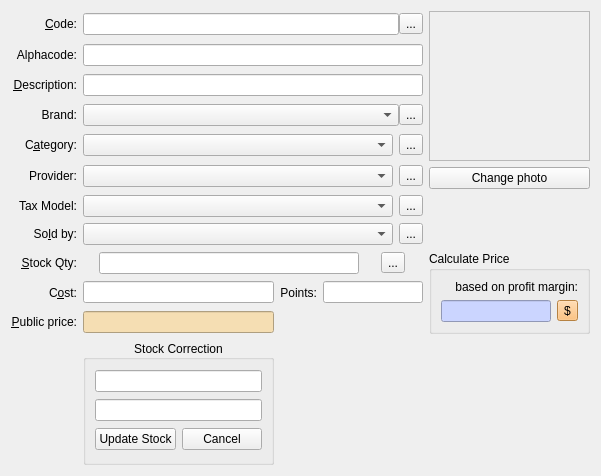
The window that squeeze/src/ui/producteditor.ui (miguelchavez/lemonpos) describes before a commit, drawn with Qt 5.
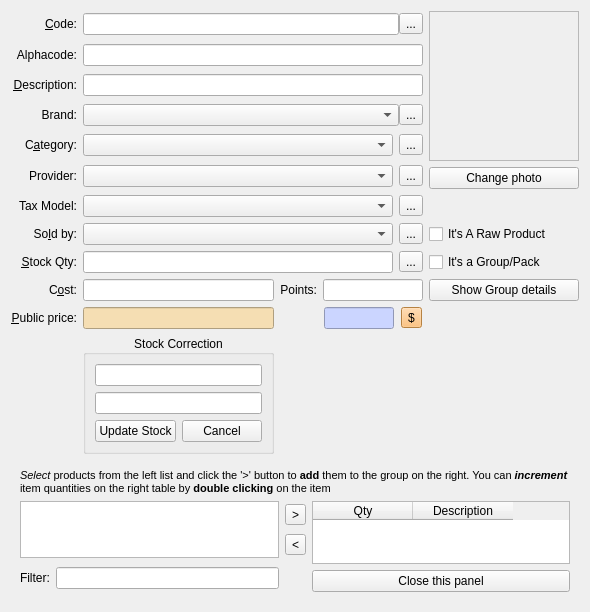
The same window after the commit. Custom widgets are drawn as their Qt base class.

Commit message: Updating/merging ProductEditor. New fields added.

Patch:
```diff
--- a/squeeze/src/ui/producteditor.ui
+++ b/squeeze/src/ui/producteditor.ui
@@ -6,8 +6,8 @@
    <rect>
     <x>0</x>
     <y>0</y>
-    <width>593</width>
-    <height>476</height>
+    <width>576</width>
+    <height>493</height>
    </rect>
   </property>
   <property name="sizePolicy">
@@ -19,7 +19,7 @@
   <property name="windowTitle">
    <string>Product Editor</string>
   </property>
-  <layout class="QGridLayout" name="gridLayout_2">
+  <layout class="QGridLayout" name="gridLayout">
    <item row="0" column="0">
     <widget class="QLabel" name="label_5">
      <property name="sizePolicy">
@@ -432,6 +432,13 @@
      </item>
     </layout>
    </item>
+   <item row="7" column="4">
+    <widget class="QCheckBox" name="chIsARaw">
+     <property name="text">
+      <string>It's A Raw Product</string>
+     </property>
+    </widget>
+   </item>
    <item row="8" column="0">
     <widget class="QLabel" name="labelStockQty">
      <property name="sizePolicy">
@@ -469,7 +476,7 @@
        </property>
        <property name="maximumSize">
         <size>
-         <width>260</width>
+         <width>16777215</width>
          <height>16777215</height>
         </size>
        </property>
@@ -490,431 +497,11 @@
      </item>
     </layout>
    </item>
-   <item row="8" column="4" rowspan="3">
-    <widget class="QGroupBox" name="groupBox">
-     <property name="title">
-      <string>Calculate Price</string>
+   <item row="8" column="4">
+    <widget class="QCheckBox" name="chIsAGroup">
+     <property name="text">
+      <string>It's a Group/Pack</string>
      </property>
-     <layout class="QGridLayout" name="gridLayout">
-      <item row="0" column="0" colspan="2">
-       <widget class="QLabel" name="label_3">
-        <property name="sizePolicy">
-         <sizepolicy hsizetype="Minimum" vsizetype="Preferred">
-          <horstretch>0</horstretch>
-          <verstretch>0</verstretch>
-         </sizepolicy>
-        </property>
-        <property name="text">
-         <string>based on profit margin:</string>
-        </property>
-        <property name="alignment">
-         <set>Qt::AlignRight|Qt::AlignTrailing|Qt::AlignVCenter</set>
-        </property>
-        <property name="buddy">
-         <cstring>editUtility</cstring>
-        </property>
-       </widget>
-      </item>
-      <item row="1" column="0">
-       <widget class="QLineEdit" name="editUtility">
-        <property name="sizePolicy">
-         <sizepolicy hsizetype="Maximum" vsizetype="Fixed">
-          <horstretch>0</horstretch>
-          <verstretch>0</verstretch>
-         </sizepolicy>
-        </property>
-        <property name="minimumSize">
-         <size>
-          <width>110</width>
-          <height>0</height>
-         </size>
-        </property>
-        <property name="maximumSize">
-         <size>
-          <width>110</width>
-          <height>16777215</height>
-         </size>
-        </property>
-        <property name="styleSheet">
-         <string>background: rgb(203,213,255);</string>
-        </property>
-       </widget>
-      </item>
-      <item row="1" column="1">
-       <widget class="QToolButton" name="btnCalculatePrice">
-        <property name="palette">
-         <palette>
-          <active>
-           <colorrole role="WindowText">
-            <brush brushstyle="SolidPattern">
-             <color alpha="255">
-              <red>0</red>
-              <green>0</green>
-              <blue>0</blue>
-             </color>
-            </brush>
-           </colorrole>
-           <colorrole role="Button">
-            <brush brushstyle="SolidPattern">
-             <color alpha="255">
-              <red>255</red>
-              <green>182</green>
-              <blue>93</blue>
-             </color>
-            </brush>
-           </colorrole>
-           <colorrole role="Light">
-            <brush brushstyle="SolidPattern">
-             <color alpha="255">
-              <red>255</red>
-              <green>240</green>
-              <blue>221</blue>
-             </color>
-            </brush>
-           </colorrole>
-           <colorrole role="Midlight">
-            <brush brushstyle="SolidPattern">
-             <color alpha="255">
-              <red>255</red>
-              <green>211</green>
-              <blue>157</blue>
-             </color>
-            </brush>
-           </colorrole>
-           <colorrole role="Dark">
-            <brush brushstyle="SolidPattern">
-             <color alpha="255">
-              <red>127</red>
-              <green>91</green>
-              <blue>46</blue>
-             </color>
-            </brush>
-           </colorrole>
-           <colorrole role="Mid">
-            <brush brushstyle="SolidPattern">
-             <color alpha="255">
-              <red>170</red>
-              <green>121</green>
-              <blue>62</blue>
-             </color>
-            </brush>
-           </colorrole>
-           <colorrole role="Text">
-            <brush brushstyle="SolidPattern">
-             <color alpha="255">
-              <red>0</red>
-              <green>0</green>
-              <blue>0</blue>
-             </color>
-            </brush>
-           </colorrole>
-           <colorrole role="BrightText">
-            <brush brushstyle="SolidPattern">
-             <color alpha="255">
-              <red>255</red>
-              <green>255</green>
-              <blue>255</blue>
-             </color>
-            </brush>
-           </colorrole>
-           <colorrole role="ButtonText">
-            <brush brushstyle="SolidPattern">
-             <color alpha="255">
-              <red>0</red>
-              <green>0</green>
-              <blue>0</blue>
-             </color>
-            </brush>
-           </colorrole>
-           <colorrole role="Base">
-            <brush brushstyle="SolidPattern">
-             <color alpha="255">
-              <red>255</red>
-              <green>255</green>
-              <blue>255</blue>
-             </color>
-            </brush>
-           </colorrole>
-           <colorrole role="Window">
-            <brush brushstyle="SolidPattern">
-             <color alpha="255">
-              <red>255</red>
-              <green>182</green>
-              <blue>93</blue>
-             </color>
-            </brush>
-           </colorrole>
-           <colorrole role="Shadow">
-            <brush brushstyle="SolidPattern">
-             <color alpha="255">
-              <red>0</red>
-              <green>0</green>
-              <blue>0</blue>
-             </color>
-            </brush>
-           </colorrole>
-           <colorrole role="AlternateBase">
-            <brush brushstyle="SolidPattern">
-             <color alpha="255">
-              <red>255</red>
-              <green>218</green>
-              <blue>174</blue>
-             </color>
-            </brush>
-           </colorrole>
-          </active>
-          <inactive>
-           <colorrole role="WindowText">
-            <brush brushstyle="SolidPattern">
-             <color alpha="255">
-              <red>0</red>
-              <green>0</green>
-              <blue>0</blue>
-             </color>
-            </brush>
-           </colorrole>
-           <colorrole role="Button">
-            <brush brushstyle="SolidPattern">
-             <color alpha="255">
-              <red>255</red>
-              <green>182</green>
-              <blue>93</blue>
-             </color>
-            </brush>
-           </colorrole>
-           <colorrole role="Light">
-            <brush brushstyle="SolidPattern">
-             <color alpha="255">
-              <red>255</red>
-              <green>240</green>
-              <blue>221</blue>
-             </color>
-            </brush>
-           </colorrole>
-           <colorrole role="Midlight">
-            <brush brushstyle="SolidPattern">
-             <color alpha="255">
-              <red>255</red>
-              <green>211</green>
-              <blue>157</blue>
-             </color>
-            </brush>
-           </colorrole>
-           <colorrole role="Dark">
-            <brush brushstyle="SolidPattern">
-             <color alpha="255">
-              <red>127</red>
-              <green>91</green>
-              <blue>46</blue>
-             </color>
-            </brush>
-           </colorrole>
-           <colorrole role="Mid">
-            <brush brushstyle="SolidPattern">
-             <color alpha="255">
-              <red>170</red>
-              <green>121</green>
-              <blue>62</blue>
-             </color>
-            </brush>
-           </colorrole>
-           <colorrole role="Text">
-            <brush brushstyle="SolidPattern">
-             <color alpha="255">
-              <red>0</red>
-              <green>0</green>
-              <blue>0</blue>
-             </color>
-            </brush>
-           </colorrole>
-           <colorrole role="BrightText">
-            <brush brushstyle="SolidPattern">
-             <color alpha="255">
-              <red>255</red>
-              <green>255</green>
-              <blue>255</blue>
-             </color>
-            </brush>
-           </colorrole>
-           <colorrole role="ButtonText">
-            <brush brushstyle="SolidPattern">
-             <color alpha="255">
-              <red>0</red>
-              <green>0</green>
-              <blue>0</blue>
-             </color>
-            </brush>
-           </colorrole>
-           <colorrole role="Base">
-            <brush brushstyle="SolidPattern">
-             <color alpha="255">
-              <red>255</red>
-              <green>255</green>
-              <blue>255</blue>
-             </color>
-            </brush>
-           </colorrole>
-           <colorrole role="Window">
-            <brush brushstyle="SolidPattern">
-             <color alpha="255">
-              <red>255</red>
-              <green>182</green>
-              <blue>93</blue>
-             </color>
-            </brush>
-           </colorrole>
-           <colorrole role="Shadow">
-            <brush brushstyle="SolidPattern">
-             <color alpha="255">
-              <red>0</red>
-              <green>0</green>
-              <blue>0</blue>
-             </color>
-            </brush>
-           </colorrole>
-           <colorrole role="AlternateBase">
-            <brush brushstyle="SolidPattern">
-             <color alpha="255">
-              <red>255</red>
-              <green>218</green>
-              <blue>174</blue>
-             </color>
-            </brush>
-           </colorrole>
-          </inactive>
-          <disabled>
-           <colorrole role="WindowText">
-            <brush brushstyle="SolidPattern">
-             <color alpha="255">
-              <red>127</red>
-              <green>91</green>
-              <blue>46</blue>
-             </color>
-            </brush>
-           </colorrole>
-           <colorrole role="Button">
-            <brush brushstyle="SolidPattern">
-             <color alpha="255">
-              <red>255</red>
-              <green>182</green>
-              <blue>93</blue>
-             </color>
-            </brush>
-           </colorrole>
-           <colorrole role="Light">
-            <brush brushstyle="SolidPattern">
-             <color alpha="255">
-              <red>255</red>
-              <green>240</green>
-              <blue>221</blue>
-             </color>
-            </brush>
-           </colorrole>
-           <colorrole role="Midlight">
-            <brush brushstyle="SolidPattern">
-             <color alpha="255">
-              <red>255</red>
-              <green>211</green>
-              <blue>157</blue>
-             </color>
-            </brush>
-           </colorrole>
-           <colorrole role="Dark">
-            <brush brushstyle="SolidPattern">
-             <color alpha="255">
-              <red>127</red>
-              <green>91</green>
-              <blue>46</blue>
-             </color>
-            </brush>
-           </colorrole>
-           <colorrole role="Mid">
-            <brush brushstyle="SolidPattern">
-             <color alpha="255">
-              <red>170</red>
-              <green>121</green>
-              <blue>62</blue>
-             </color>
-            </brush>
-           </colorrole>
-           <colorrole role="Text">
-            <brush brushstyle="SolidPattern">
-             <color alpha="255">
-              <red>127</red>
-              <green>91</green>
-              <blue>46</blue>
-             </color>
-            </brush>
-           </colorrole>
-           <colorrole role="BrightText">
-            <brush brushstyle="SolidPattern">
-             <color alpha="255">
-              <red>255</red>
-              <green>255</green>
-              <blue>255</blue>
-             </color>
-            </brush>
-           </colorrole>
-           <colorrole role="ButtonText">
-            <brush brushstyle="SolidPattern">
-             <color alpha="255">
-              <red>127</red>
-              <green>91</green>
-              <blue>46</blue>
-             </color>
-            </brush>
-           </colorrole>
-           <colorrole role="Base">
-            <brush brushstyle="SolidPattern">
-             <color alpha="255">
-              <red>255</red>
-              <green>182</green>
-              <blue>93</blue>
-             </color>
-            </brush>
-           </colorrole>
-           <colorrole role="Window">
-            <brush brushstyle="SolidPattern">
-             <color alpha="255">
-              <red>255</red>
-              <green>182</green>
-              <blue>93</blue>
-             </color>
-            </brush>
-           </colorrole>
-           <colorrole role="Shadow">
-            <brush brushstyle="SolidPattern">
-             <color alpha="255">
-              <red>0</red>
-              <green>0</green>
-              <blue>0</blue>
-             </color>
-            </brush>
-           </colorrole>
-           <colorrole role="AlternateBase">
-            <brush brushstyle="SolidPattern">
-             <color alpha="255">
-              <red>255</red>
-              <green>182</green>
-              <blue>93</blue>
-             </color>
-            </brush>
-           </colorrole>
-          </disabled>
-         </palette>
-        </property>
-        <property name="toolTip">
-         <string>Calculate price based on utility</string>
-        </property>
-        <property name="statusTip">
-         <string>Calculate price automatically</string>
-        </property>
-        <property name="text">
-         <string>$</string>
-        </property>
-       </widget>
-      </item>
-     </layout>
     </widget>
    </item>
    <item row="9" column="0">
@@ -1008,6 +595,13 @@
      </property>
     </widget>
    </item>
+   <item row="9" column="4">
+    <widget class="QPushButton" name="btnShowGroup">
+     <property name="text">
+      <string>Show Group details</string>
+     </property>
+    </widget>
+   </item>
    <item row="10" column="0">
     <widget class="QLabel" name="label_13">
      <property name="sizePolicy">
@@ -1061,6 +655,412 @@
      </property>
     </widget>
    </item>
+   <item row="10" column="3">
+    <layout class="QHBoxLayout" name="horizontalLayout_8">
+     <item>
+      <widget class="QLineEdit" name="editUtility">
+       <property name="sizePolicy">
+        <sizepolicy hsizetype="Maximum" vsizetype="Fixed">
+         <horstretch>0</horstretch>
+         <verstretch>0</verstretch>
+        </sizepolicy>
+       </property>
+       <property name="minimumSize">
+        <size>
+         <width>70</width>
+         <height>0</height>
+        </size>
+       </property>
+       <property name="maximumSize">
+        <size>
+         <width>70</width>
+         <height>16777215</height>
+        </size>
+       </property>
+       <property name="toolTip">
+        <string>Profit margin. Used to auto calculate the price</string>
+       </property>
+       <property name="styleSheet">
+        <string>background: rgb(203,213,255);</string>
+       </property>
+      </widget>
+     </item>
+     <item>
+      <widget class="QToolButton" name="btnCalculatePrice">
+       <property name="palette">
+        <palette>
+         <active>
+          <colorrole role="WindowText">
+           <brush brushstyle="SolidPattern">
+            <color alpha="255">
+             <red>0</red>
+             <green>0</green>
+             <blue>0</blue>
+            </color>
+           </brush>
+          </colorrole>
+          <colorrole role="Button">
+           <brush brushstyle="SolidPattern">
+            <color alpha="255">
+             <red>255</red>
+             <green>182</green>
+             <blue>93</blue>
+            </color>
+           </brush>
+          </colorrole>
+          <colorrole role="Light">
+           <brush brushstyle="SolidPattern">
+            <color alpha="255">
+             <red>255</red>
+             <green>240</green>
+             <blue>221</blue>
+            </color>
+           </brush>
+          </colorrole>
+          <colorrole role="Midlight">
+           <brush brushstyle="SolidPattern">
+            <color alpha="255">
+             <red>255</red>
+             <green>211</green>
+             <blue>157</blue>
+            </color>
+           </brush>
+          </colorrole>
+          <colorrole role="Dark">
+           <brush brushstyle="SolidPattern">
+            <color alpha="255">
+             <red>127</red>
+             <green>91</green>
+             <blue>46</blue>
+            </color>
+           </brush>
+          </colorrole>
+          <colorrole role="Mid">
+           <brush brushstyle="SolidPattern">
+            <color alpha="255">
+             <red>170</red>
+             <green>121</green>
+             <blue>62</blue>
+            </color>
+           </brush>
+          </colorrole>
+          <colorrole role="Text">
+           <brush brushstyle="SolidPattern">
+            <color alpha="255">
+             <red>0</red>
+             <green>0</green>
+             <blue>0</blue>
+            </color>
+           </brush>
+          </colorrole>
+          <colorrole role="BrightText">
+           <brush brushstyle="SolidPattern">
+            <color alpha="255">
+             <red>255</red>
+             <green>255</green>
+             <blue>255</blue>
+            </color>
+           </brush>
+          </colorrole>
+          <colorrole role="ButtonText">
+           <brush brushstyle="SolidPattern">
+            <color alpha="255">
+             <red>0</red>
+             <green>0</green>
+             <blue>0</blue>
+            </color>
+           </brush>
+          </colorrole>
+          <colorrole role="Base">
+           <brush brushstyle="SolidPattern">
+            <color alpha="255">
+             <red>255</red>
+             <green>255</green>
+             <blue>255</blue>
+            </color>
+           </brush>
+          </colorrole>
+          <colorrole role="Window">
+           <brush brushstyle="SolidPattern">
+            <color alpha="255">
+             <red>255</red>
+             <green>182</green>
+             <blue>93</blue>
+            </color>
+           </brush>
+          </colorrole>
+          <colorrole role="Shadow">
+           <brush brushstyle="SolidPattern">
+            <color alpha="255">
+             <red>0</red>
+             <green>0</green>
+             <blue>0</blue>
+            </color>
+           </brush>
+          </colorrole>
+          <colorrole role="AlternateBase">
+           <brush brushstyle="SolidPattern">
+            <color alpha="255">
+             <red>255</red>
+             <green>218</green>
+             <blue>174</blue>
+            </color>
+           </brush>
+          </colorrole>
+         </active>
+         <inactive>
+          <colorrole role="WindowText">
+           <brush brushstyle="SolidPattern">
+            <color alpha="255">
+             <red>0</red>
+             <green>0</green>
+             <blue>0</blue>
+            </color>
+           </brush>
+          </colorrole>
+          <colorrole role="Button">
+           <brush brushstyle="SolidPattern">
+            <color alpha="255">
+             <red>255</red>
+             <green>182</green>
+             <blue>93</blue>
+            </color>
+           </brush>
+          </colorrole>
+          <colorrole role="Light">
+           <brush brushstyle="SolidPattern">
+            <color alpha="255">
+             <red>255</red>
+             <green>240</green>
+             <blue>221</blue>
+            </color>
+           </brush>
+          </colorrole>
+          <colorrole role="Midlight">
+           <brush brushstyle="SolidPattern">
+            <color alpha="255">
+             <red>255</red>
+             <green>211</green>
+             <blue>157</blue>
+            </color>
+           </brush>
+          </colorrole>
+          <colorrole role="Dark">
+           <brush brushstyle="SolidPattern">
+            <color alpha="255">
+             <red>127</red>
+             <green>91</green>
+             <blue>46</blue>
+            </color>
+           </brush>
+          </colorrole>
+          <colorrole role="Mid">
+           <brush brushstyle="SolidPattern">
+            <color alpha="255">
+             <red>170</red>
+             <green>121</green>
+             <blue>62</blue>
+            </color>
+           </brush>
+          </colorrole>
+          <colorrole role="Text">
+           <brush brushstyle="SolidPattern">
+            <color alpha="255">
+             <red>0</red>
+             <green>0</green>
+             <blue>0</blue>
+            </color>
+           </brush>
+          </colorrole>
+          <colorrole role="BrightText">
+           <brush brushstyle="SolidPattern">
+            <color alpha="255">
+             <red>255</red>
+             <green>255</green>
+             <blue>255</blue>
+            </color>
+           </brush>
+          </colorrole>
+          <colorrole role="ButtonText">
+           <brush brushstyle="SolidPattern">
+            <color alpha="255">
+             <red>0</red>
+             <green>0</green>
+             <blue>0</blue>
+            </color>
+           </brush>
+          </colorrole>
+          <colorrole role="Base">
+           <brush brushstyle="SolidPattern">
+            <color alpha="255">
+             <red>255</red>
+             <green>255</green>
+             <blue>255</blue>
+            </color>
+           </brush>
+          </colorrole>
+          <colorrole role="Window">
+           <brush brushstyle="SolidPattern">
+            <color alpha="255">
+             <red>255</red>
+             <green>182</green>
+             <blue>93</blue>
+            </color>
+           </brush>
+          </colorrole>
+          <colorrole role="Shadow">
+           <brush brushstyle="SolidPattern">
+            <color alpha="255">
+             <red>0</red>
+             <green>0</green>
+             <blue>0</blue>
+            </color>
+           </brush>
+          </colorrole>
+          <colorrole role="AlternateBase">
+           <brush brushstyle="SolidPattern">
+            <color alpha="255">
+             <red>255</red>
+             <green>218</green>
+             <blue>174</blue>
+            </color>
+           </brush>
+          </colorrole>
+         </inactive>
+         <disabled>
+          <colorrole role="WindowText">
+           <brush brushstyle="SolidPattern">
+            <color alpha="255">
+             <red>127</red>
+             <green>91</green>
+             <blue>46</blue>
+            </color>
+           </brush>
+          </colorrole>
+          <colorrole role="Button">
+           <brush brushstyle="SolidPattern">
+            <color alpha="255">
+             <red>255</red>
+             <green>182</green>
+             <blue>93</blue>
+            </color>
+           </brush>
+          </colorrole>
+          <colorrole role="Light">
+           <brush brushstyle="SolidPattern">
+            <color alpha="255">
+             <red>255</red>
+             <green>240</green>
+             <blue>221</blue>
+            </color>
+           </brush>
+          </colorrole>
+          <colorrole role="Midlight">
+           <brush brushstyle="SolidPattern">
+            <color alpha="255">
+             <red>255</red>
+             <green>211</green>
+             <blue>157</blue>
+            </color>
+           </brush>
+          </colorrole>
+          <colorrole role="Dark">
+           <brush brushstyle="SolidPattern">
+            <color alpha="255">
+             <red>127</red>
+             <green>91</green>
+             <blue>46</blue>
+            </color>
+           </brush>
+          </colorrole>
+          <colorrole role="Mid">
+           <brush brushstyle="SolidPattern">
+            <color alpha="255">
+             <red>170</red>
+             <green>121</green>
+             <blue>62</blue>
+            </color>
+           </brush>
+          </colorrole>
+          <colorrole role="Text">
+           <brush brushstyle="SolidPattern">
+            <color alpha="255">
+             <red>127</red>
+             <green>91</green>
+             <blue>46</blue>
+            </color>
+           </brush>
+          </colorrole>
+          <colorrole role="BrightText">
+           <brush brushstyle="SolidPattern">
+            <color alpha="255">
+             <red>255</red>
+             <green>255</green>
+             <blue>255</blue>
+            </color>
+           </brush>
+          </colorrole>
+          <colorrole role="ButtonText">
+           <brush brushstyle="SolidPattern">
+            <color alpha="255">
+             <red>127</red>
+             <green>91</green>
+             <blue>46</blue>
+            </color>
+           </brush>
+          </colorrole>
+          <colorrole role="Base">
+           <brush brushstyle="SolidPattern">
+            <color alpha="255">
+             <red>255</red>
+             <green>182</green>
+             <blue>93</blue>
+            </color>
+           </brush>
+          </colorrole>
+          <colorrole role="Window">
+           <brush brushstyle="SolidPattern">
+            <color alpha="255">
+             <red>255</red>
+             <green>182</green>
+             <blue>93</blue>
+            </color>
+           </brush>
+          </colorrole>
+          <colorrole role="Shadow">
+           <brush brushstyle="SolidPattern">
+            <color alpha="255">
+             <red>0</red>
+             <green>0</green>
+             <blue>0</blue>
+            </color>
+           </brush>
+          </colorrole>
+          <colorrole role="AlternateBase">
+           <brush brushstyle="SolidPattern">
+            <color alpha="255">
+             <red>255</red>
+             <green>182</green>
+             <blue>93</blue>
+            </color>
+           </brush>
+          </colorrole>
+         </disabled>
+        </palette>
+       </property>
+       <property name="toolTip">
+        <string>Calculate price based on utility</string>
+       </property>
+       <property name="statusTip">
+        <string>Calculate price automatically</string>
+       </property>
+       <property name="text">
+        <string>$</string>
+       </property>
+      </widget>
+     </item>
+    </layout>
+   </item>
    <item row="11" column="1">
     <widget class="QGroupBox" name="groupFloatPanel">
      <property name="minimumSize">
@@ -1118,6 +1118,127 @@
      </layout>
     </widget>
    </item>
+   <item row="12" column="0" colspan="5">
+    <widget class="QFrame" name="groupsPanel">
+     <layout class="QGridLayout" name="gridLayout_2">
+      <item row="0" column="0" colspan="3">
+       <layout class="QHBoxLayout" name="horizontalLayout_9">
+        <item>
+         <widget class="QLabel" name="label_3">
+          <property name="text">
+           <string>&lt;!DOCTYPE HTML PUBLIC &quot;-//W3C//DTD HTML 4.0//EN&quot; &quot;http://www.w3.org/TR/REC-html40/strict.dtd&quot;&gt;
+&lt;html&gt;&lt;head&gt;&lt;meta name=&quot;qrichtext&quot; content=&quot;1&quot; /&gt;&lt;style type=&quot;text/css&quot;&gt;
+p, li { white-space: pre-wrap; }
+&lt;/style&gt;&lt;/head&gt;&lt;body style=&quot; font-family:'Lucida Grande'; font-size:8pt; font-weight:400; font-style:normal;&quot;&gt;
+&lt;p style=&quot; margin-top:0px; margin-bottom:0px; margin-left:0px; margin-right:0px; -qt-block-indent:0; text-indent:0px;&quot;&gt;&lt;span style=&quot; font-style:italic;&quot;&gt;Select&lt;/span&gt; products from the left list and click the '&amp;gt;' button to &lt;span style=&quot; font-weight:600;&quot;&gt;add&lt;/span&gt; them to the group on the right. You can&lt;span style=&quot; font-style:italic;&quot;&gt; &lt;/span&gt;&lt;span style=&quot; font-weight:600; font-style:italic;&quot;&gt;increment&lt;/span&gt;&lt;span style=&quot; font-weight:600;&quot;&gt; &lt;/span&gt;item quantities on the right table by &lt;span style=&quot; font-weight:600;&quot;&gt;double clicking&lt;/span&gt; on the item&lt;/p&gt;&lt;/body&gt;&lt;/html&gt;</string>
+          </property>
+          <property name="wordWrap">
+           <bool>true</bool>
+          </property>
+         </widget>
+        </item>
+       </layout>
+      </item>
+      <item row="1" column="0">
+       <widget class="QListView" name="sourcePView">
+        <property name="editTriggers">
+         <set>QAbstractItemView::NoEditTriggers</set>
+        </property>
+        <property name="alternatingRowColors">
+         <bool>false</bool>
+        </property>
+        <property name="selectionMode">
+         <enum>QAbstractItemView::MultiSelection</enum>
+        </property>
+        <property name="selectionBehavior">
+         <enum>QAbstractItemView::SelectRows</enum>
+        </property>
+        <property name="modelColumn">
+         <number>0</number>
+        </property>
+       </widget>
+      </item>
+      <item row="1" column="1">
+       <layout class="QVBoxLayout" name="verticalLayout_2">
+        <item>
+         <widget class="QToolButton" name="btnAdd">
+          <property name="toolTip">
+           <string>Add selected products to the group</string>
+          </property>
+          <property name="text">
+           <string>&gt;</string>
+          </property>
+         </widget>
+        </item>
+        <item>
+         <widget class="QToolButton" name="btnRemove">
+          <property name="toolTip">
+           <string>Remove selected products from the group</string>
+          </property>
+          <property name="text">
+           <string>&lt;</string>
+          </property>
+         </widget>
+        </item>
+       </layout>
+      </item>
+      <item row="2" column="0" rowspan="2">
+       <layout class="QHBoxLayout" name="horizontalLayout_10">
+        <item>
+         <widget class="QLabel" name="label_10">
+          <property name="text">
+           <string>Filter:</string>
+          </property>
+         </widget>
+        </item>
+        <item>
+         <widget class="QLineEdit" name="editFilter">
+          <property name="toolTip">
+           <string>You can filter the products by description,</string>
+          </property>
+          <property name="text">
+           <string/>
+          </property>
+         </widget>
+        </item>
+       </layout>
+      </item>
+      <item row="3" column="2">
+       <widget class="QPushButton" name="btnCloseGroup">
+        <property name="text">
+         <string>Close this panel</string>
+        </property>
+       </widget>
+      </item>
+      <item row="1" column="2" rowspan="2">
+       <widget class="QTableWidget" name="groupView">
+        <property name="styleSheet">
+         <string notr="true"/>
+        </property>
+        <property name="editTriggers">
+         <set>QAbstractItemView::NoEditTriggers</set>
+        </property>
+        <property name="selectionMode">
+         <enum>QAbstractItemView::SingleSelection</enum>
+        </property>
+        <property name="selectionBehavior">
+         <enum>QAbstractItemView::SelectRows</enum>
+        </property>
+        <column>
+         <property name="text">
+          <string>Qty</string>
+         </property>
+        </column>
+        <column>
+         <property name="text">
+          <string>Description</string>
+         </property>
+        </column>
+       </widget>
+      </item>
+     </layout>
+    </widget>
+   </item>
   </layout>
  </widget>
  <customwidgets>
```
